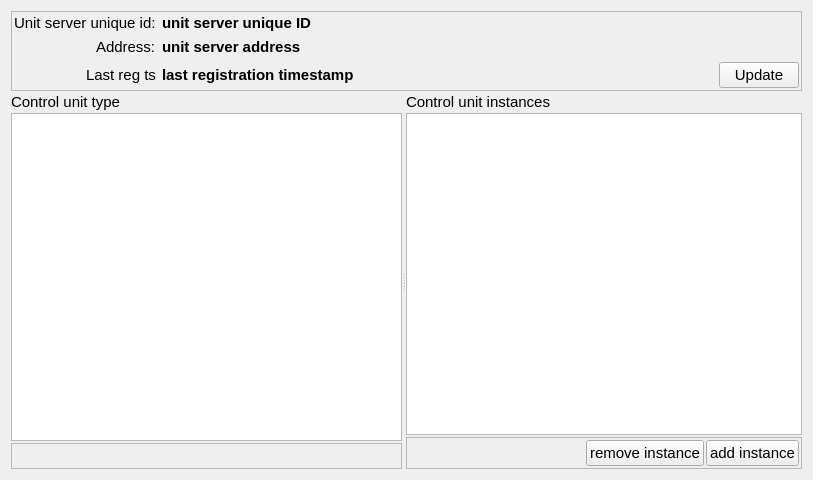
Old version of the form ccs/node/unit_server/UnitServerEditor.ui in the repository bisegni/chaosframework.
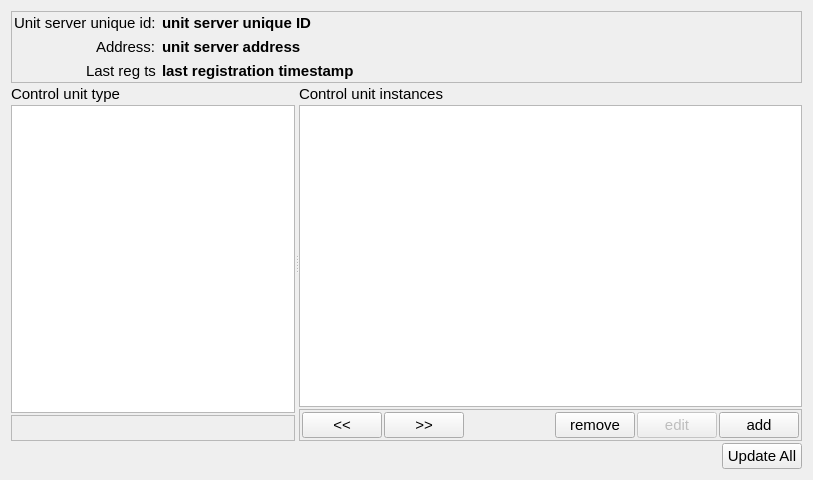
New version of the form.

```diff
--- a/ccs/node/unit_server/UnitServerEditor.ui
+++ b/ccs/node/unit_server/UnitServerEditor.ui
@@ -19,7 +19,7 @@
   <property name="windowTitle">
    <string>Form</string>
   </property>
-  <layout class="QVBoxLayout" name="verticalLayout" stretch="0,1">
+  <layout class="QVBoxLayout" name="verticalLayout" stretch="0,1,0">
    <property name="spacing">
     <number>2</number>
    </property>
@@ -45,9 +45,9 @@
        <number>2</number>
       </property>
       <item>
-       <layout class="QGridLayout" name="gridLayout" columnstretch="0,0,0" rowminimumheight="0,0,0" columnminimumwidth="0,0,0">
+       <layout class="QGridLayout" name="gridLayout" columnstretch="0,0" rowminimumheight="0,0,0" columnminimumwidth="0,0">
         <property name="spacing">
-         <number>-1</number>
+         <number>6</number>
         </property>
         <item row="1" column="0" alignment="Qt::AlignRight">
          <widget class="QLabel" name="label_2">
@@ -121,18 +121,6 @@
           </property>
          </widget>
         </item>
-        <item row="2" column="2">
-         <widget class="QPushButton" name="pushButtonUpdateUnitServerInfo">
-          <property name="font">
-           <font>
-            <pointsize>11</pointsize>
-           </font>
-          </property>
-          <property name="text">
-           <string>Update</string>
-          </property>
-         </widget>
-        </item>
         <item row="2" column="1">
          <widget class="QLabel" name="labelRegistrationTimestamp">
           <property name="font">
@@ -187,7 +175,19 @@
         </widget>
        </item>
        <item>
-        <widget class="QListView" name="listViewCUType"/>
+        <widget class="QListView" name="listViewCUType">
+         <property name="font">
+          <font>
+           <pointsize>11</pointsize>
+          </font>
+         </property>
+         <property name="editTriggers">
+          <set>QAbstractItemView::NoEditTriggers</set>
+         </property>
+         <property name="showDropIndicator" stdset="0">
+          <bool>false</bool>
+         </property>
+        </widget>
        </item>
        <item>
         <widget class="QFrame" name="frameCUTypeControl">
@@ -205,7 +205,7 @@
          </property>
          <layout class="QHBoxLayout" name="horizontalLayout_2">
           <property name="spacing">
-           <number>-1</number>
+           <number>6</number>
           </property>
           <property name="leftMargin">
            <number>2</number>
@@ -271,7 +271,19 @@
         </widget>
        </item>
        <item>
-        <widget class="QTableView" name="tableView"/>
+        <widget class="QTableView" name="tableView">
+         <property name="font">
+          <font>
+           <pointsize>11</pointsize>
+          </font>
+         </property>
+         <property name="selectionMode">
+          <enum>QAbstractItemView::MultiSelection</enum>
+         </property>
+         <attribute name="horizontalHeaderDefaultSectionSize">
+          <number>20</number>
+         </attribute>
+        </widget>
        </item>
        <item>
         <widget class="QFrame" name="frameCUInstanceControl">
@@ -303,6 +315,30 @@
           <property name="bottomMargin">
            <number>2</number>
           </property>
+          <item>
+           <widget class="QPushButton" name="pushButtonCUInstancePrevPage">
+            <property name="font">
+             <font>
+              <pointsize>11</pointsize>
+             </font>
+            </property>
+            <property name="text">
+             <string>&lt;&lt;</string>
+            </property>
+           </widget>
+          </item>
+          <item>
+           <widget class="QPushButton" name="pushButtonCUInstanceNextPage">
+            <property name="font">
+             <font>
+              <pointsize>11</pointsize>
+             </font>
+            </property>
+            <property name="text">
+             <string>&gt;&gt;</string>
+            </property>
+           </widget>
+          </item>
           <item>
            <spacer name="horizontalSpacer_3">
             <property name="orientation">
@@ -324,7 +360,22 @@
              </font>
             </property>
             <property name="text">
-             <string>remove instance</string>
+             <string>remove</string>
+            </property>
+           </widget>
+          </item>
+          <item>
+           <widget class="QPushButton" name="pushButtonEditInstance">
+            <property name="enabled">
+             <bool>false</bool>
+            </property>
+            <property name="font">
+             <font>
+              <pointsize>11</pointsize>
+             </font>
+            </property>
+            <property name="text">
+             <string>edit</string>
             </property>
            </widget>
           </item>
@@ -336,7 +387,7 @@
              </font>
             </property>
             <property name="text">
-             <string>add instance</string>
+             <string>add</string>
             </property>
            </widget>
           </item>
@@ -363,6 +414,35 @@
      </widget>
     </widget>
    </item>
+   <item>
+    <layout class="QHBoxLayout" name="horizontalLayout_4">
+     <item>
+      <spacer name="horizontalSpacer_5">
+       <property name="orientation">
+        <enum>Qt::Horizontal</enum>
+       </property>
+       <property name="sizeHint" stdset="0">
+        <size>
+         <width>40</width>
+         <height>20</height>
+        </size>
+       </property>
+      </spacer>
+     </item>
+     <item>
+      <widget class="QPushButton" name="pushButtonUpdateAllInfo">
+       <property name="font">
+        <font>
+         <pointsize>11</pointsize>
+        </font>
+       </property>
+       <property name="text">
+        <string>Update All</string>
+       </property>
+      </widget>
+     </item>
+    </layout>
+   </item>
   </layout>
  </widget>
  <resources/>
```
